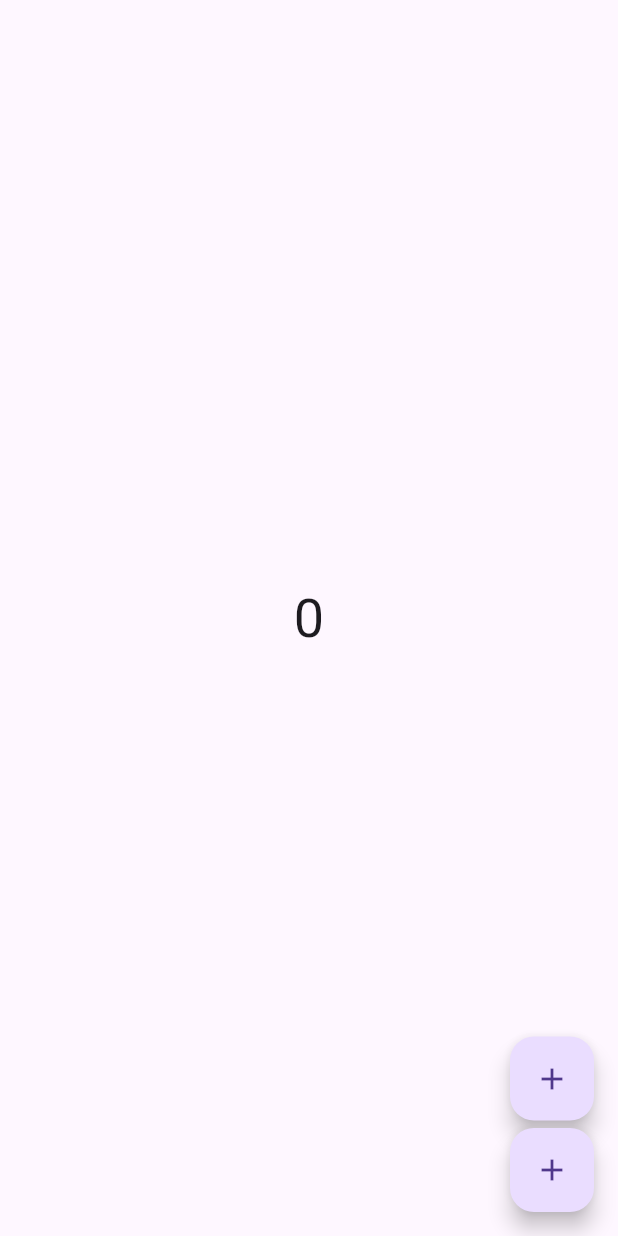
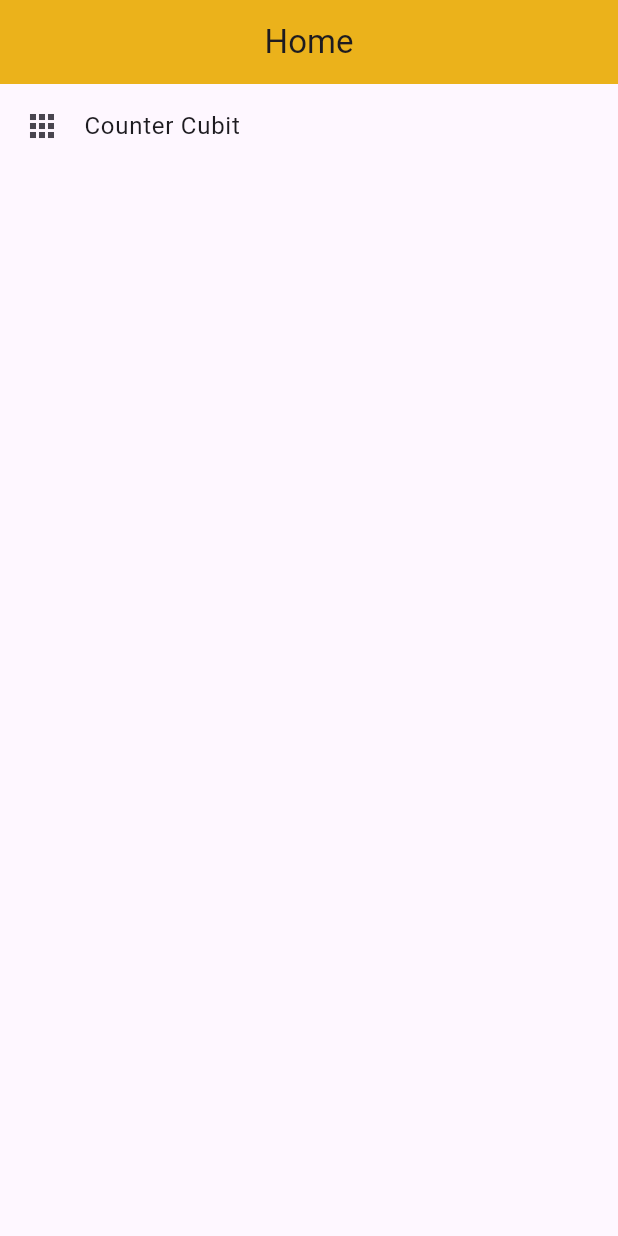
Before and after one commit to RogeMB/cubit-bloc-projects, a Flutter app: the screen it shows after launch, on a phone screen of 412 x 824 dp. Run offline on Flutter 3.47's test engine with Material 2 defaults, Android fonts, the phone set to English and light mode, and no system bars; our stand-ins replace equatable, flutter_bloc, go_router.

Commit message:
build(): folders and architecture. Feat(): counter cubit

```diff
--- /dev/null
+++ b/counter_cubit/lib/config/router/app_router.dart
@@ -0,0 +1,21 @@
+import 'package:go_router/go_router.dart';
+
+import '../../features/screens.dart';
+
+final appRouter = GoRouter(routes: [
+  GoRoute(
+    path: '/',
+    name: 'home',
+    builder: (context, state) => const HomeScreen(),
+  ),
+  GoRoute(
+    path: '/counter-cubit',
+    name: 'counter-cubit',
+    builder: (context, state) => const CubitScreen(),
+  ),
+  GoRoute(
+    path: '/bloc-cubit',
+    name: 'bloc-cubit',
+    builder: (context, state) => const HomeScreen(),
+  ),
+]);
--- /dev/null
+++ b/counter_cubit/lib/features/cubit_counter/presentation/cubits/counter/counter_cubit.dart
@@ -0,0 +1,15 @@
+import 'package:flutter_bloc/flutter_bloc.dart';
+
+import 'package:equatable/equatable.dart';
+
+part 'counter_state.dart';
+
+class CounterCubit extends Cubit<CounterState> {
+  CounterCubit() : super(CounterState.initial());
+
+  void increment() => emit(state.copyWith(counter: state.counter + 1));
+
+  void decrement() => emit(state.copyWith(counter: state.counter - 1));
+
+  void reset() => emit(CounterState.initial());
+}
--- /dev/null
+++ b/counter_cubit/lib/features/cubit_counter/presentation/cubits/counter/counter_state.dart
@@ -0,0 +1,23 @@
+// ignore_for_file: public_member_api_docs, sort_constructors_first
+part of 'counter_cubit.dart';
+
+class CounterState extends Equatable {
+  final int counter;
+
+  const CounterState({
+    required this.counter,
+  });
+
+  factory CounterState.initial() => const CounterState(counter: 0);
+
+  @override
+  bool get stringify => true;
+
+  @override
+  List<Object> get props => [counter];
+
+  CounterState copyWith({
+    int? counter,
+  }) =>
+      CounterState(counter: counter ?? this.counter);
+}
--- a/counter_cubit/lib/features/home/presentation/home_view.dart
+++ /dev/null
@@ -1,34 +0,0 @@
-import 'package:flutter/cupertino.dart';
-import 'package:flutter/material.dart';
-
-class HomeView extends StatelessWidget {
-  const HomeView({super.key});
-
-  @override
-  Widget build(BuildContext context) {
-    return Scaffold(
-      body: const Center(
-        child: Text(
-          '0',
-          style: TextStyle(fontSize: 36.0),
-        ),
-      ),
-      floatingActionButton: Column(
-        mainAxisAlignment: MainAxisAlignment.end,
-        children: [
-          FloatingActionButton(
-            onPressed: () {},
-            heroTag: 'Increment',
-            child: const Icon(Icons.add),
-          ),
-          const SizedBox(height: 5.0),
-          FloatingActionButton(
-            onPressed: () {},
-            heroTag: 'Decrement',
-            child: const Icon(Icons.add),
-          ),
-        ],
-      ),
-    );
-  }
-}
--- /dev/null
+++ b/counter_cubit/lib/features/home/presentation/screens/home_screen.dart
@@ -0,0 +1,27 @@
+import 'package:flutter/material.dart';
+import 'package:go_router/go_router.dart';
+
+class HomeScreen extends StatelessWidget {
+  const HomeScreen({super.key});
+
+  @override
+  Widget build(BuildContext context) {
+    return Scaffold(
+      appBar: AppBar(
+        centerTitle: true,
+        backgroundColor: Colors.amber,
+        elevation: 10,
+        title: const Text('Home'),
+      ),
+      body: ListView(
+        children: [
+          ListTile(
+            leading: const Icon(Icons.apps_rounded),
+            title: const Text('Counter Cubit'),
+            onTap: () => context.push('/counter-cubit'),
+          )
+        ],
+      ),
+    );
+  }
+}
--- /dev/null
+++ b/counter_cubit/lib/features/screens.dart
@@ -0,0 +1,2 @@
+export 'cubit_counter/presentation/screens/cubit_screen.dart';
+export 'home/presentation/screens/home_screen.dart';
--- a/counter_cubit/lib/main.dart
+++ b/counter_cubit/lib/main.dart
@@ -1,4 +1,4 @@
-import 'package:counter_cubit/features/home/presentation/home_view.dart';
+import 'package:counter_cubit/config/router/app_router.dart';
 import 'package:flutter/material.dart';
 
 void main() {
@@ -10,14 +10,14 @@ class MainApp extends StatelessWidget {
 
   @override
   Widget build(BuildContext context) {
-    return MaterialApp(
+    return MaterialApp.router(
       debugShowCheckedModeBanner: false,
       theme: ThemeData(
         useMaterial3: true,
         primarySwatch: Colors.amber,
         // colorSchemeSeed: Colors.deepPurple,
       ),
-      home: const HomeView(),
+      routerConfig: appRouter,
     );
   }
 }
--- a/counter_cubit/pubspec.yaml
+++ b/counter_cubit/pubspec.yaml
@@ -11,6 +11,7 @@ dependencies:
   flutter:
     sdk: flutter
   flutter_bloc: ^8.1.3
+  go_router: ^10.0.0
 
 dev_dependencies:
   flutter_lints: ^2.0.0
```
Also changed, not shown: counter_cubit/lib/features/cubit_counter/presentation/screens/cubit_screen.dart (added, +68 -0 lines), counter_cubit/pubspec.lock.
